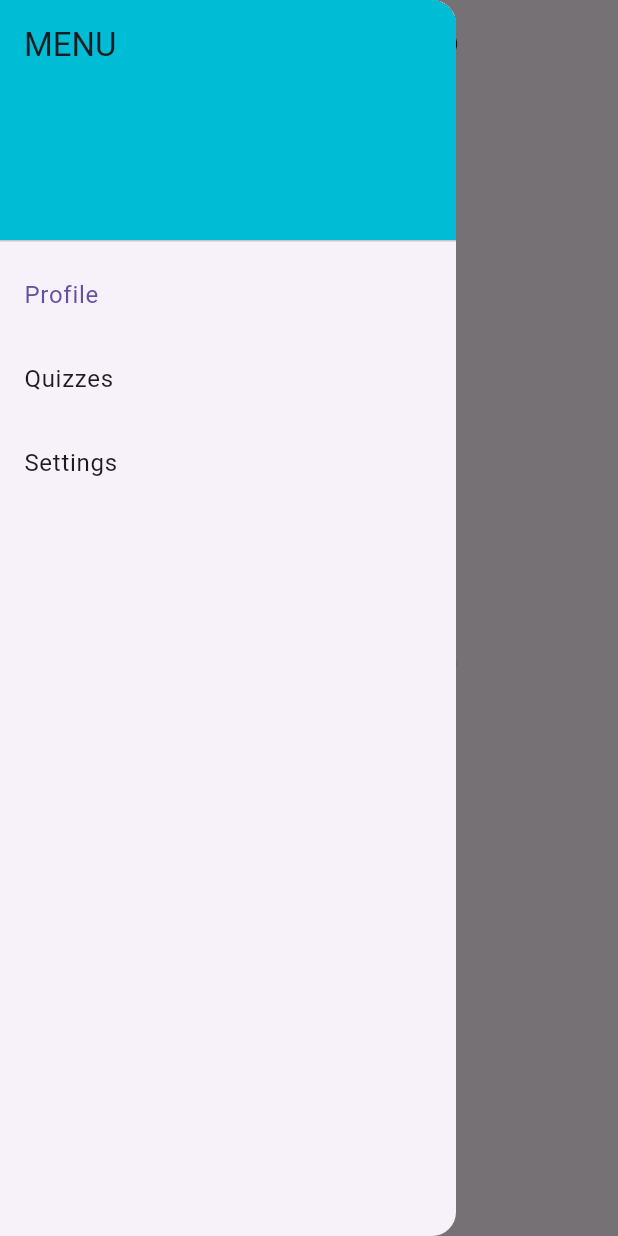
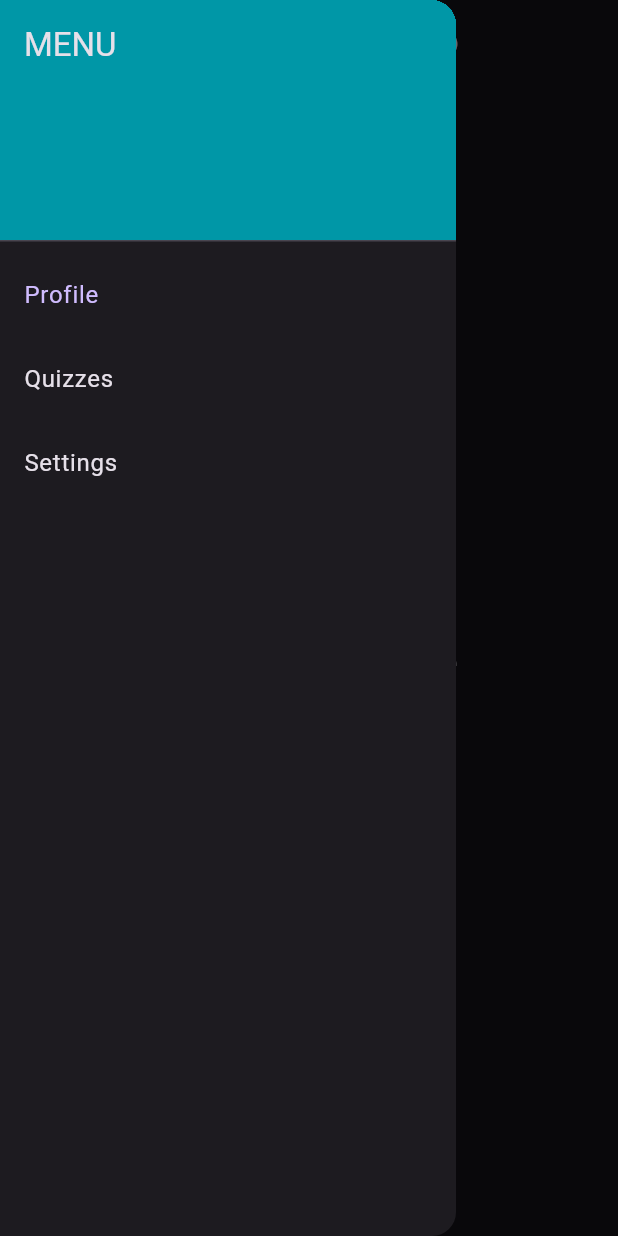
Before and after one commit to joonaskiuru/flutter_cybersecurity_quiz, a Flutter app: the screen it shows after launch, after a tap on the "menu" icon, on a phone screen of 412 x 824 dp. Run offline on Flutter 3.47's test engine with Material 3 defaults, Android fonts, the phone set to English and light mode, and no system bars; our stand-ins replace bloc, bloc_concurrency, equatable, flutter_bloc, shared_preferences, stream_transform.

Commit message:
feat: add theme state to saved preferences

```diff
--- a/cybersecurity_quiz_app/lib/logic/bloc/theme_bloc.dart
+++ b/cybersecurity_quiz_app/lib/logic/bloc/theme_bloc.dart
@@ -4,15 +4,30 @@ import 'package:bloc/bloc.dart';
 import 'package:cybersecurity_quiz_app/logic/bloc/theme_event.dart';
 import 'package:cybersecurity_quiz_app/logic/bloc/theme_state.dart';
 import 'package:flutter/material.dart';
+import 'package:shared_preferences/shared_preferences.dart';
 
 class ThemeBloc extends Bloc<ThemeEvent, ThemeState> {
   ThemeBloc() : super(ThemeState(theme: ThemeData.light())) {
+    on<InitTheme>(_setInitialTheme);
     on<ChangeTheme>(_changeTheme);
   }
 
-  FutureOr<void> _changeTheme(ChangeTheme event, Emitter emit) {
-    final changedTheme =
-        state.theme == ThemeData.light() ? ThemeData.dark() : ThemeData.light();
+  FutureOr<void> _setInitialTheme(
+      InitTheme event, Emitter<ThemeState> emit) async {
+    final SharedPreferences prefs = await SharedPreferences.getInstance();
+    final lightTheme = prefs.getBool('lightTheme') ?? true;
+    final initTheme = lightTheme ? ThemeData.dark() : ThemeData.light();
+
+    emit(ThemeState(theme: initTheme));
+  }
+
+  FutureOr<void> _changeTheme(ChangeTheme event, Emitter emit) async {
+    final SharedPreferences prefs = await SharedPreferences.getInstance();
+    final bool lightTheme = prefs.getBool('lightTheme') ?? true;
+
+    final changedTheme = lightTheme ? ThemeData.dark() : ThemeData.light();
+
+    await prefs.setBool('lightTheme', !lightTheme);
     emit(ThemeState(theme: changedTheme));
   }
 }
--- a/cybersecurity_quiz_app/lib/logic/bloc/theme_event.dart
+++ b/cybersecurity_quiz_app/lib/logic/bloc/theme_event.dart
@@ -9,4 +9,6 @@ sealed class ThemeEvent extends Equatable {
   List<Object> get props => [];
 }
 
+class InitTheme extends ThemeEvent {}
+
 class ChangeTheme extends ThemeEvent {}
--- a/cybersecurity_quiz_app/lib/main.dart
+++ b/cybersecurity_quiz_app/lib/main.dart
@@ -1,4 +1,5 @@
 import 'package:cybersecurity_quiz_app/logic/bloc/theme_bloc.dart';
+import 'package:cybersecurity_quiz_app/logic/bloc/theme_event.dart';
 import 'package:cybersecurity_quiz_app/logic/bloc/theme_state.dart';
 import 'package:cybersecurity_quiz_app/presentation/screens/home_screen.dart';
 import 'package:flutter/material.dart';
@@ -7,7 +8,7 @@ import 'package:flutter_bloc/flutter_bloc.dart';
 void main() {
   runApp(
     BlocProvider(
-      create: (_) => ThemeBloc(),
+      create: (_) => ThemeBloc()..add(InitTheme()),
       child: BlocBuilder<ThemeBloc, ThemeState>(
         builder: (context, state) {
           return MaterialApp(
--- a/cybersecurity_quiz_app/lib/presentation/screens/home_screen.dart
+++ b/cybersecurity_quiz_app/lib/presentation/screens/home_screen.dart
@@ -32,7 +32,8 @@ class _HomeScreenState extends State<HomeScreen> {
 
   @override
   Widget build(BuildContext context) {
-    final textTheme = Theme.of(context).textTheme;
+    final theme = Theme.of(context);
+    final textTheme = theme.textTheme;
     return Scaffold(
       appBar: AppBar(
         title: Text(widget.title),
@@ -59,8 +60,10 @@ class _HomeScreenState extends State<HomeScreen> {
           padding: EdgeInsets.zero,
           children: [
             DrawerHeader(
-              decoration: const BoxDecoration(
-                color: Colors.cyan,
+              decoration: BoxDecoration(
+                color: theme.brightness == Brightness.light
+                    ? Colors.cyan
+                    : Colors.cyan.shade700,
               ),
               child: Text(
                 'MENU',
--- a/cybersecurity_quiz_app/pubspec.yaml
+++ b/cybersecurity_quiz_app/pubspec.yaml
@@ -14,6 +14,7 @@ dependencies:
     sdk: flutter
   flutter_bloc: ^8.1.5
   meta: ^1.11.0
+  shared_preferences: ^2.2.3
   stream_transform: ^2.1.0
 
 dev_dependencies:
```
Also changed, not shown: cybersecurity_quiz_app/pubspec.lock, 1 other file.
